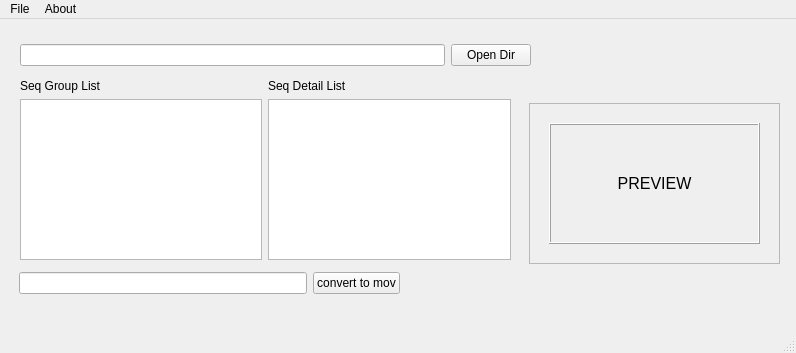
Old version of the form 01_make_mov/seq_to_mov.ui in the repository yeko0124/QT_Study.
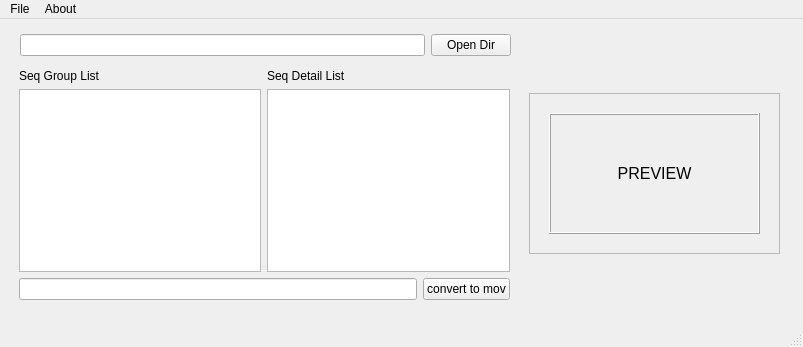
New version of the form.

Patch:
```diff
--- a/01_make_mov/seq_to_mov.ui
+++ b/01_make_mov/seq_to_mov.ui
@@ -6,8 +6,8 @@
    <rect>
     <x>0</x>
     <y>0</y>
-    <width>796</width>
-    <height>353</height>
+    <width>803</width>
+    <height>347</height>
    </rect>
   </property>
   <property name="windowTitle">
@@ -18,7 +18,7 @@
     <property name="geometry">
      <rect>
       <x>529</x>
-      <y>84</y>
+      <y>74</y>
       <width>251</width>
       <height>161</height>
      </rect>
@@ -64,8 +64,8 @@
     <property name="geometry">
      <rect>
       <x>20</x>
-      <y>20</y>
-      <width>511</width>
+      <y>10</y>
+      <width>491</width>
       <height>33</height>
      </rect>
     </property>
@@ -85,12 +85,14 @@
    <widget class="QWidget" name="layoutWidget">
     <property name="geometry">
      <rect>
-      <x>20</x>
-      <y>60</y>
+      <x>19</x>
+      <y>50</y>
       <width>491</width>
-      <height>181</height>
+      <height>231</height>
      </rect>
     </property>
+    <layout class="QVBoxLayout" name="verticalLayout_3">
+     <item>
     <layout class="QHBoxLayout" name="horizontalLayout_2">
      <item>
       <layout class="QVBoxLayout" name="verticalLayout">
@@ -121,16 +123,8 @@
       </layout>
      </item>
     </layout>
-   </widget>
-   <widget class="QWidget" name="layoutWidget">
-    <property name="geometry">
-     <rect>
-      <x>19</x>
-      <y>244</y>
-      <width>381</width>
-      <height>41</height>
-     </rect>
-    </property>
+     </item>
+     <item>
     <layout class="QHBoxLayout" name="horizontalLayout_3">
      <item>
       <widget class="QLineEdit" name="lineEdit__select_grp">
@@ -147,6 +141,8 @@
       </widget>
      </item>
     </layout>
+     </item>
+    </layout>
    </widget>
   </widget>
   <widget class="QMenuBar" name="menubar">
@@ -154,7 +150,7 @@
     <rect>
      <x>0</x>
      <y>0</y>
-     <width>796</width>
+     <width>803</width>
      <height>24</height>
     </rect>
    </property>
```
Lines whose indentation alone changed are shown as unchanged.
